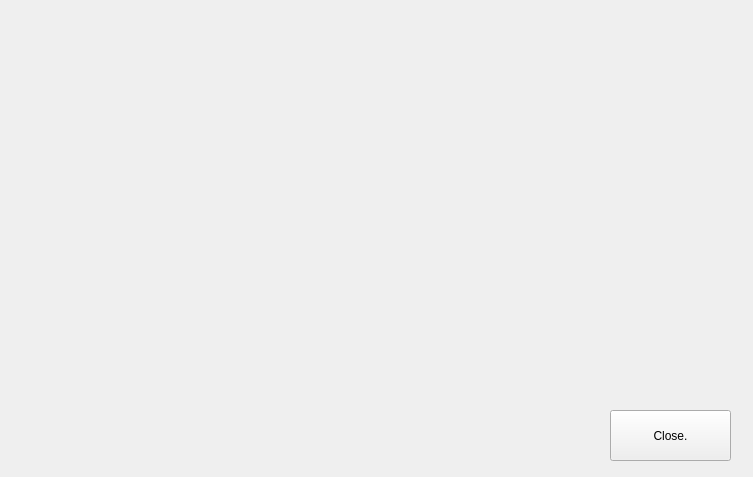
Cps209-Team2/-Jacked, file highscoreswindow.ui: the form before one commit.
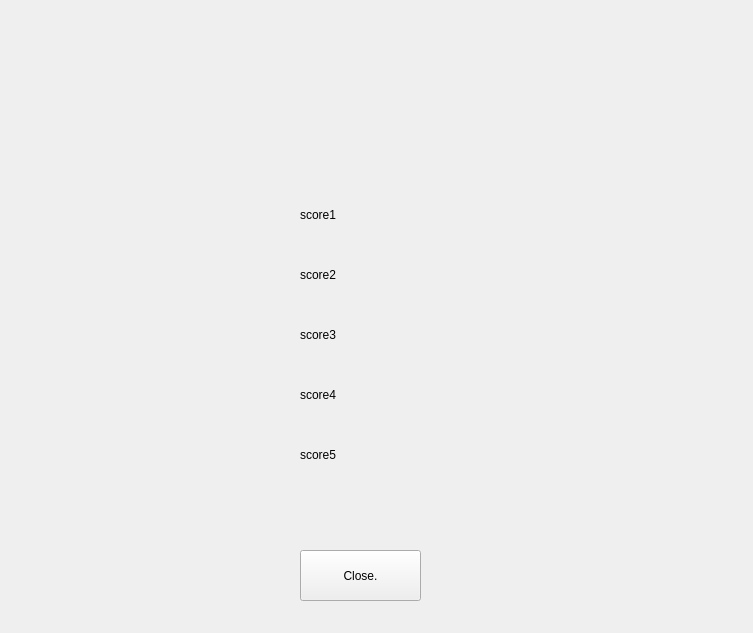
The form after the commit. Icons and pictures are not drawn.

```diff
--- a/highscoreswindow.ui
+++ b/highscoreswindow.ui
@@ -7,7 +7,7 @@
     <x>0</x>
     <y>0</y>
     <width>753</width>
-    <height>477</height>
+    <height>633</height>
    </rect>
   </property>
   <property name="windowTitle">
@@ -19,7 +19,7 @@
      <x>30</x>
      <y>20</y>
      <width>691</width>
-     <height>191</height>
+     <height>171</height>
     </rect>
    </property>
    <property name="text">
@@ -35,8 +35,8 @@
   <widget class="QPushButton" name="pbClose">
    <property name="geometry">
     <rect>
-     <x>610</x>
-     <y>410</y>
+     <x>300</x>
+     <y>550</y>
      <width>121</width>
      <height>51</height>
     </rect>
@@ -45,6 +45,71 @@
     <string>Close.</string>
    </property>
   </widget>
+  <widget class="QLabel" name="lblHighscore1">
+   <property name="geometry">
+    <rect>
+     <x>300</x>
+     <y>190</y>
+     <width>150</width>
+     <height>50</height>
+    </rect>
+   </property>
+   <property name="text">
+    <string>score1</string>
+   </property>
+  </widget>
+  <widget class="QLabel" name="lblHighscore2">
+   <property name="geometry">
+    <rect>
+     <x>300</x>
+     <y>250</y>
+     <width>150</width>
+     <height>50</height>
+    </rect>
+   </property>
+   <property name="text">
+    <string>score2</string>
+   </property>
+  </widget>
+  <widget class="QLabel" name="lblHighscore3">
+   <property name="geometry">
+    <rect>
+     <x>300</x>
+     <y>310</y>
+     <width>150</width>
+     <height>50</height>
+    </rect>
+   </property>
+   <property name="text">
+    <string>score3</string>
+   </property>
+  </widget>
+  <widget class="QLabel" name="lblHighscore4">
+   <property name="geometry">
+    <rect>
+     <x>300</x>
+     <y>370</y>
+     <width>150</width>
+     <height>50</height>
+    </rect>
+   </property>
+   <property name="text">
+    <string>score4</string>
+   </property>
+  </widget>
+  <widget class="QLabel" name="lblHighscore5">
+   <property name="geometry">
+    <rect>
+     <x>300</x>
+     <y>430</y>
+     <width>150</width>
+     <height>50</height>
+    </rect>
+   </property>
+   <property name="text">
+    <string>score5</string>
+   </property>
+  </widget>
  </widget>
  <resources>
   <include location="resources.qrc"/>
```
